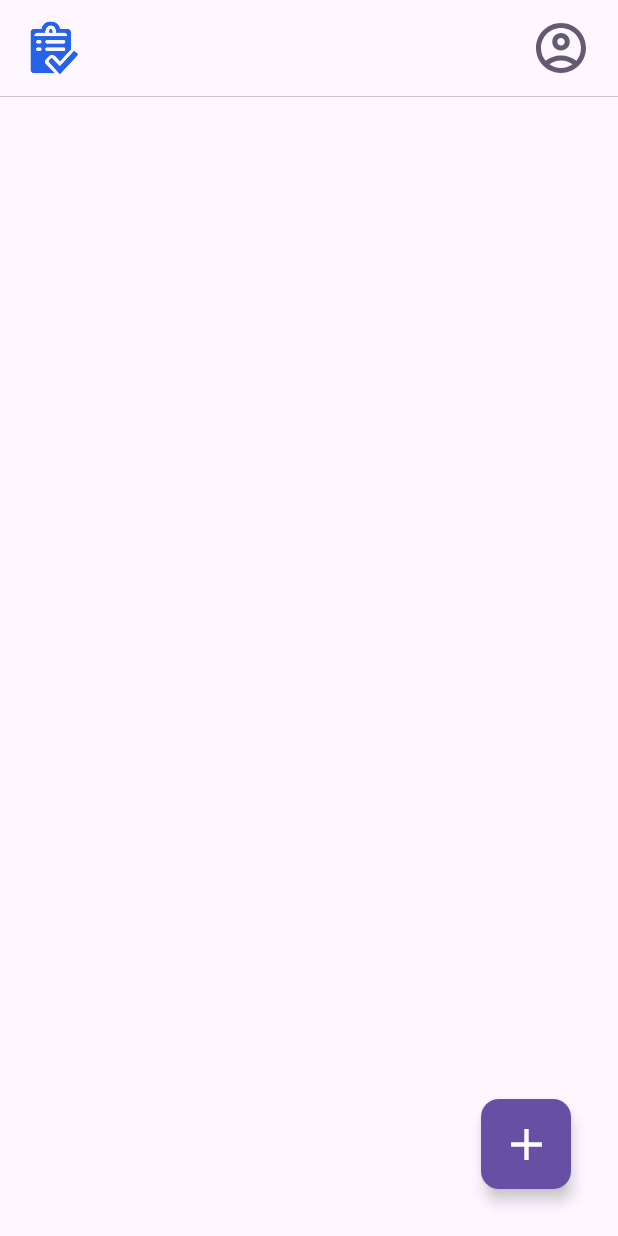
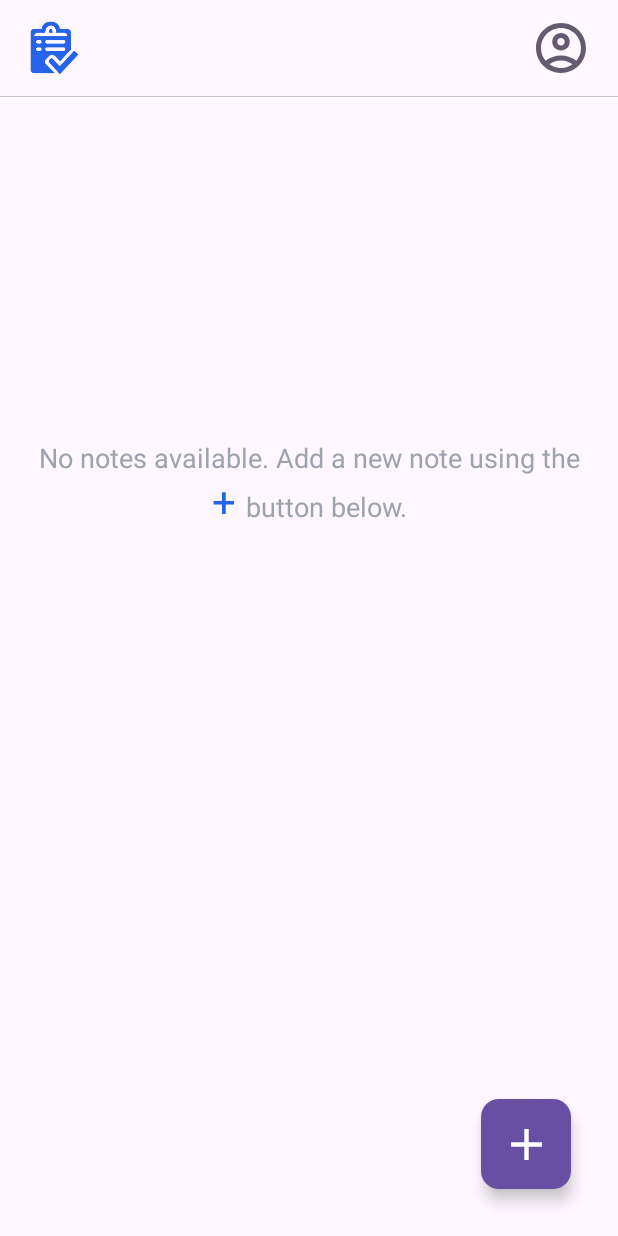
Before and after one commit to jetpack-compose-practice/todo-app, an Android app built with Jetpack Compose: the @Preview function HomeScreen, on a phone screen of 412 x 824 dp. Run offline under Robolectric (Android 15) with nearby library versions, the phone set to English and light mode, and no system bars.

```diff
--- a/app/src/main/java/com/piyushprajpti/todo_app/MainActivity.kt
+++ b/app/src/main/java/com/piyushprajpti/todo_app/MainActivity.kt
@@ -9,6 +9,7 @@ import androidx.compose.material3.MaterialTheme
 import androidx.compose.material3.Surface
 import androidx.compose.ui.Modifier
 import androidx.compose.ui.graphics.Color
+import com.piyushprajpti.todo_app.components.NoteBox
 import com.piyushprajpti.todo_app.screens.HomeScreen
 import com.piyushprajpti.todo_app.screens.LoginScreen
 import com.piyushprajpti.todo_app.ui.theme.TodoappTheme
@@ -19,7 +20,7 @@ class MainActivity : ComponentActivity() {
         setContent {
             TodoappTheme {
                 Surface(modifier = Modifier.background(MaterialTheme.colorScheme.background)) {
-                    TodoApp()
+                    NoteBox()
                 }
             }
         }
--- /dev/null
+++ b/app/src/main/java/com/piyushprajpti/todo_app/components/DefaultHomeScreenMsg.kt
@@ -0,0 +1,52 @@
+package com.piyushprajpti.todo_app.components
+
+import androidx.compose.foundation.layout.Box
+import androidx.compose.foundation.layout.fillMaxSize
+import androidx.compose.foundation.layout.padding
+import androidx.compose.material3.Text
+import androidx.compose.runtime.Composable
+import androidx.compose.ui.Alignment
+import androidx.compose.ui.Modifier
+import androidx.compose.ui.text.AnnotatedString
+import androidx.compose.ui.text.SpanStyle
+import androidx.compose.ui.text.buildAnnotatedString
+import androidx.compose.ui.text.font.FontWeight
+import androidx.compose.ui.text.style.TextAlign
+import androidx.compose.ui.text.withStyle
+import androidx.compose.ui.unit.dp
+import androidx.compose.ui.unit.sp
+import com.piyushprajpti.todo_app.ui.theme.GrayColor
+import com.piyushprajpti.todo_app.ui.theme.PrimaryColor
+
+@Composable
+fun DefaultHomeScreenMsg(modifier: Modifier = Modifier) {
+    Box(
+        modifier = modifier.fillMaxSize()
+    ) {
+
+        val annotatedString = buildAnnotatedString {
+            withStyle(style = SpanStyle(color = GrayColor)) {
+                append("No notes available. Add a new note using the")
+            }
+            withStyle(
+                style = SpanStyle(
+                    color = PrimaryColor,
+                    fontSize = 28.sp,
+                )
+            ) {
+                append(" + ")
+            }
+            withStyle(style = SpanStyle(color = GrayColor)) {
+                append("button below.")
+            }
+        }
+
+        Text(
+            text = annotatedString,
+            color = GrayColor,
+            textAlign = TextAlign.Center,
+            fontSize = 18.sp,
+            modifier = Modifier.padding(horizontal = 25.dp, vertical = 222.dp)
+        )
+    }
+}
--- a/app/src/main/java/com/piyushprajpti/todo_app/screens/HomeScreen.kt
+++ b/app/src/main/java/com/piyushprajpti/todo_app/screens/HomeScreen.kt
@@ -15,6 +15,7 @@ import androidx.navigation.compose.rememberNavController
 import com.piyushprajpti.todo_app.R
 import com.piyushprajpti.todo_app.Screen
 import com.piyushprajpti.todo_app.components.AddNoteButton
+import com.piyushprajpti.todo_app.components.DefaultHomeScreenMsg
 import com.piyushprajpti.todo_app.components.TopBar
 
 @Preview
@@ -31,5 +32,6 @@ fun HomeScreen() {
         ) { paddingValue ->
         Divider(thickness = .5.dp, modifier = Modifier.padding(paddingValue))
 
+        DefaultHomeScreenMsg(modifier = Modifier.padding(paddingValue))
     }
 }
```
Also changed, not shown: app/src/main/java/com/piyushprajpti/todo_app/components/NoteBox.kt (+151 -0 lines).
